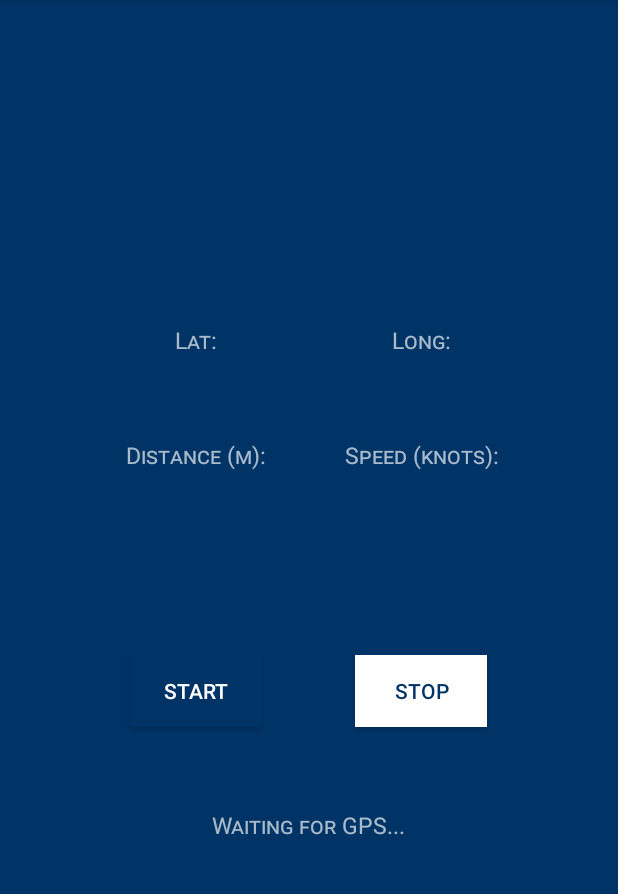
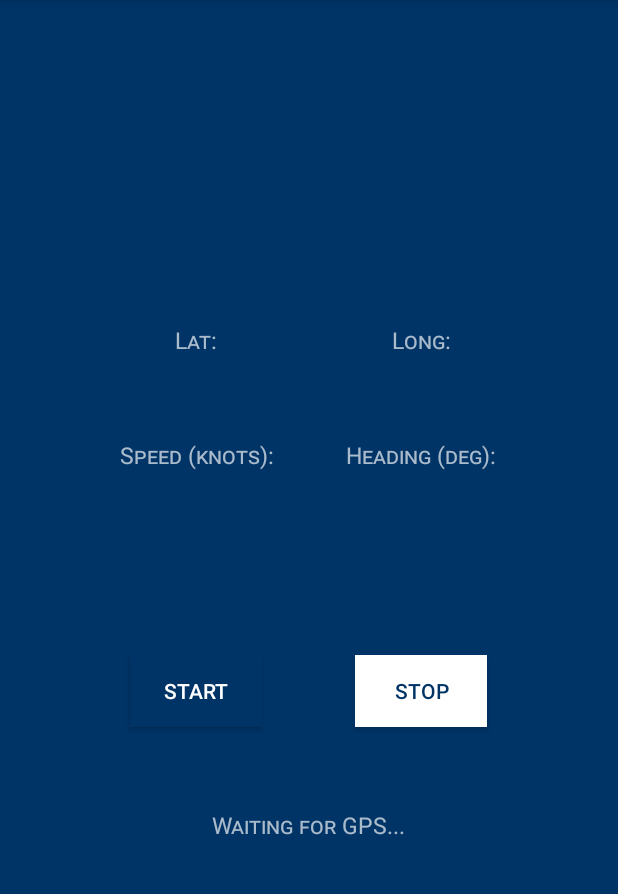
Before and after one commit to Jamie-Diamond/GDP_DAQ, an Android app: the screen it shows after launch (DetailViewActivity), after a tap on "START", on a phone screen of 412 x 824 dp, the part 84-978 px from its top. Run offline under Robolectric (Android 15) with nearby library versions, the phone set to English and light mode, and no system bars.

Commit message:
Legacy Fiddlings

```diff
--- a/SailingStats/app/src/main/AndroidManifest.xml
+++ b/SailingStats/app/src/main/AndroidManifest.xml
@@ -24,6 +24,7 @@
             </intent-filter>
         </activity>
         <service android:name=".GPS_Service"/>
+        <service android:name=".Compass_Service"/>
 
     </application>
 
--- a/SailingStats/app/src/main/java/foilingcatgdp/sailingstats/DetailViewActivity.java
+++ b/SailingStats/app/src/main/java/foilingcatgdp/sailingstats/DetailViewActivity.java
@@ -44,19 +44,23 @@ import java.util.Date;
 import java.util.Locale;
 
 
-public class DetailViewActivity extends AppCompatActivity {
+public class DetailViewActivity extends AppCompatActivity{
 
-    private BroadcastReceiver broadcastReceiver;
+    private BroadcastReceiver GPSReceiver;
+    private BroadcastReceiver compassReceiver;
     TextView latValTxt;
     TextView longValTxt;
-    TextView distValTxt;
+    TextView headingValTxt;
     TextView speedValTxt;
     TextView statusTxt;
     TextView topRightTxt;
     LogDBHandler dbHandler;
     String startDateTime;
+    SensorManager sensorManager;
+    float[] orientationValues;
     double milliTimeOld;
     double milliTimeNew;
+    double heading = Double.NaN;
     int n;
 
     @Override
@@ -66,10 +70,12 @@ public class DetailViewActivity extends AppCompatActivity {
 
         latValTxt = (TextView) findViewById(R.id.latValTxt);
         longValTxt = (TextView) findViewById(R.id.longValTxt);
-        distValTxt = (TextView) findViewById(R.id.distValTxt);
+        headingValTxt = (TextView) findViewById(R.id.headingValTxt);
         speedValTxt = (TextView) findViewById(R.id.speedValTxt);
         statusTxt = (TextView) findViewById(R.id.statusTxt);
         topRightTxt = (TextView) findViewById(R.id.topRightTxt);
+        sensorManager = (SensorManager) getSystemService(Context.SENSOR_SERVICE);
+        orientationValues = new float[3];
         dbHandler = new LogDBHandler(this);
 
         getWindow().addFlags(WindowManager.LayoutParams.FLAG_KEEP_SCREEN_ON);
@@ -82,8 +88,9 @@ public class DetailViewActivity extends AppCompatActivity {
     @Override
     protected void onResume() {
         super.onResume();
-        if(broadcastReceiver == null){
-            broadcastReceiver = new BroadcastReceiver() {
+        if(GPSReceiver == null){
+            GPSReceiver = new BroadcastReceiver() {
+                //GPS Data Update
                 @Override
                 public void onReceive(Context context, Intent intent) {
 
@@ -93,7 +100,7 @@ public class DetailViewActivity extends AppCompatActivity {
                     double ds = Double.NaN;
                     double dt = Double.NaN;
                     double speed = Double.NaN;
-                    double heading = Double.NaN;
+
                     milliTimeNew = System.currentTimeMillis();
 
                     if(latValTxt.getText().toString() != "") { //Don't do first time round
@@ -109,8 +116,8 @@ public class DetailViewActivity extends AppCompatActivity {
                         speed = (ds / dt) / 0.5144;
 
                         //Update Screen Text
-                        distValTxt.setText(String.format("%.3f", ds));
                         speedValTxt.setText(String.format("%.3f", speed));
+                        headingValTxt.setText(String.format("%.3f", heading));
                     }
 
                     //Update Screen Text
@@ -136,11 +143,6 @@ public class DetailViewActivity extends AppCompatActivity {
                             File outputFile = new File(Environment.getExternalStorageDirectory().getAbsolutePath() + File.separator + "SailingStats" + File.separator + startDateTime + " Data.csv");
                             output = new FileWriter(outputFile, true);
                             output.write("\r\n" + dateString + "," + timeString + "," + newLatVal + "," + newLongVal + "," + ds + "," + dt + "," + speed + "," + heading);
-
-
-
-                            System.out.println("Logged to:" + outputFile.getPath());
-                            System.out.println("CSV Data File Size:" + outputFile.length());
                         } catch (FileNotFoundException e) {
                             e.printStackTrace();
                         } catch (IOException e) {
@@ -154,7 +156,7 @@ public class DetailViewActivity extends AppCompatActivity {
                                 e.printStackTrace();
                             }
                         }
-                        statusTxt.setGravity(Gravity.LEFT);
+
                         statusTxt.setText("Recording data...");
                         topRightTxt.setText((n - 9) + " Data Points");
                     }
@@ -163,16 +165,32 @@ public class DetailViewActivity extends AppCompatActivity {
 
                 }
             };
+
+            if(compassReceiver == null){
+                compassReceiver = new BroadcastReceiver() {
+                    @Override
+                    public void onReceive(Context context, Intent intent) {
+                        heading = (double) intent.getExtras().get("heading");
+                    }
+                };
+            }
         }
-        registerReceiver(broadcastReceiver, new IntentFilter("location_update"));
+
+
+        registerReceiver(GPSReceiver, new IntentFilter("location_update"));
+        registerReceiver(compassReceiver, new IntentFilter("compass_update"));
     }
 
     @Override
     protected void onDestroy() {
         super.onDestroy();
         //Stop the GPS logging when closed
-        if(broadcastReceiver != null){
-            unregisterReceiver(broadcastReceiver);
+        if(GPSReceiver != null){
+            unregisterReceiver(GPSReceiver);
+        }
+
+        if(compassReceiver != null){
+            unregisterReceiver(compassReceiver);
         }
     }
 
@@ -212,15 +230,16 @@ public class DetailViewActivity extends AppCompatActivity {
 
         startStreamBtn.setOnClickListener(new View.OnClickListener() {
             public void onClick(View v) {
-                Intent i = new Intent(getApplicationContext(), GPS_Service.class);
-                startService(i);
+                Intent GPS_Service = new Intent(getApplicationContext(), GPS_Service.class);
+                Intent Compass_Service = new Intent(getApplicationContext(), Compass_Service.class);
+                startService(GPS_Service);
+                startService(Compass_Service);
                 setBtnDown(true, startStreamBtn);
                 setBtnDown(false, stopStreamBtn);
                 Date curDate = new Date();
                 SimpleDateFormat dateFormat = new SimpleDateFormat("dd-MM-yyyy HH:mm:ss", Locale.UK);
                 startDateTime = dateFormat.format(curDate);
                 File output = new File(Environment.getExternalStorageDirectory().getAbsolutePath() + File.separator + "SailingStats" + File.separator + startDateTime + " Data.csv");
-                File output2 = new File(Environment.getExternalStorageDirectory().getAbsolutePath() + File.separator + "SailingStats" + File.separator + startDateTime + " Data.gpx");
                 try {
                     output.createNewFile();
 
@@ -237,19 +256,22 @@ public class DetailViewActivity extends AppCompatActivity {
                 }
 
                 statusTxt.setText("Waiting for GPS...");
+                topRightTxt.setText("");
                 n = 0;
             }
         });
 
         stopStreamBtn.setOnClickListener(new View.OnClickListener() {
             public void onClick(View v) {
-                Intent i = new Intent(getApplicationContext(), GPS_Service.class);
-                stopService(i);
+                Intent GPS_Service = new Intent(getApplicationContext(), GPS_Service.class);
+                Intent Compass_Service = new Intent(getApplicationContext(), Compass_Service.class);
+                stopService(GPS_Service);
+                stopService(Compass_Service);
                 setBtnDown(false, startStreamBtn);
                 setBtnDown(true, stopStreamBtn);
                 longValTxt.setText("");
                 latValTxt.setText("");
-                distValTxt.setText("");
+                headingValTxt.setText("");
                 speedValTxt.setText("");
                 statusTxt.setText("");
             }
@@ -280,6 +302,4 @@ public class DetailViewActivity extends AppCompatActivity {
             button.setClickable(true);
         }
     }
-
-
 }
--- a/SailingStats/app/src/main/java/foilingcatgdp/sailingstats/GPS_Service.java
+++ b/SailingStats/app/src/main/java/foilingcatgdp/sailingstats/GPS_Service.java
@@ -31,7 +31,7 @@ public class GPS_Service extends Service {
 
     @Override
     public void onCreate() {
-
+        System.out.println("GPS Service started.");
 
         listener = new LocationListener() {
             @Override
@@ -70,6 +70,7 @@ public class GPS_Service extends Service {
     public void onDestroy() {
         if(locationManager != null){
             locationManager.removeUpdates(listener);
+            System.out.println("GPS Service stopped.");
         }
     }
 }
--- a/SailingStats/app/src/main/res/layout/activity_detial_view.xml
+++ b/SailingStats/app/src/main/res/layout/activity_detial_view.xml
@@ -61,7 +61,7 @@
         <TextView
             android:layout_width="wrap_content"
             android:layout_height="wrap_content"
-            android:id="@+id/speedValTxt"
+            android:id="@+id/headingValTxt"
             style="@style/Metric"
             android:textAlignment="center"
             android:layout_row="3"
@@ -72,14 +72,14 @@
             android:layout_width="wrap_content"
             android:layout_height="wrap_content"
             style="@style/Metric"
-            android:id="@+id/distValTxt"
+            android:id="@+id/speedValTxt"
             android:textAlignment="center"
             android:layout_row="3"
             android:layout_column="0"
             android:layout_gravity="fill_horizontal" />
 
         <TextView
-            android:text="Distance (m):"
+            android:text="Speed (knots):"
             style="@style/Title"
             android:layout_width="wrap_content"
             android:layout_height="wrap_content"
@@ -124,7 +124,7 @@
             style="@style/Title"/>
 
         <TextView
-            android:text="Speed (knots):"
+            android:text="Heading (deg):"
             style="@style/Title"
             android:layout_width="wrap_content"
             android:layout_height="wrap_content"
```
Also changed, not shown: SailingStats/app/src/main/java/foilingcatgdp/sailingstats/Compass_Service.java (added, +105 -0 lines).
